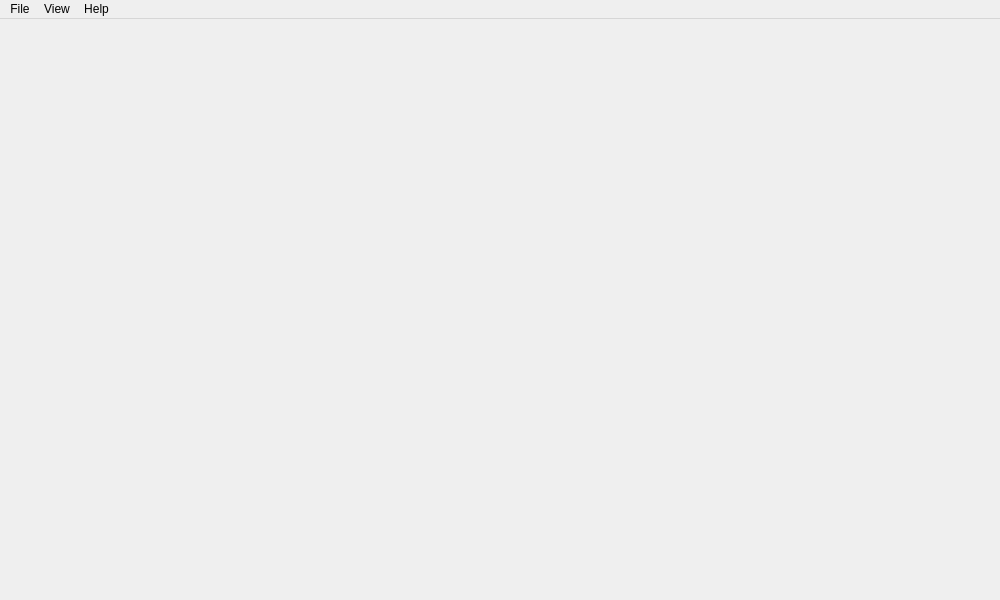
First picture: the form in zapzap/view/main_window.ui, repository rafatosta/zapzap, before the edit.
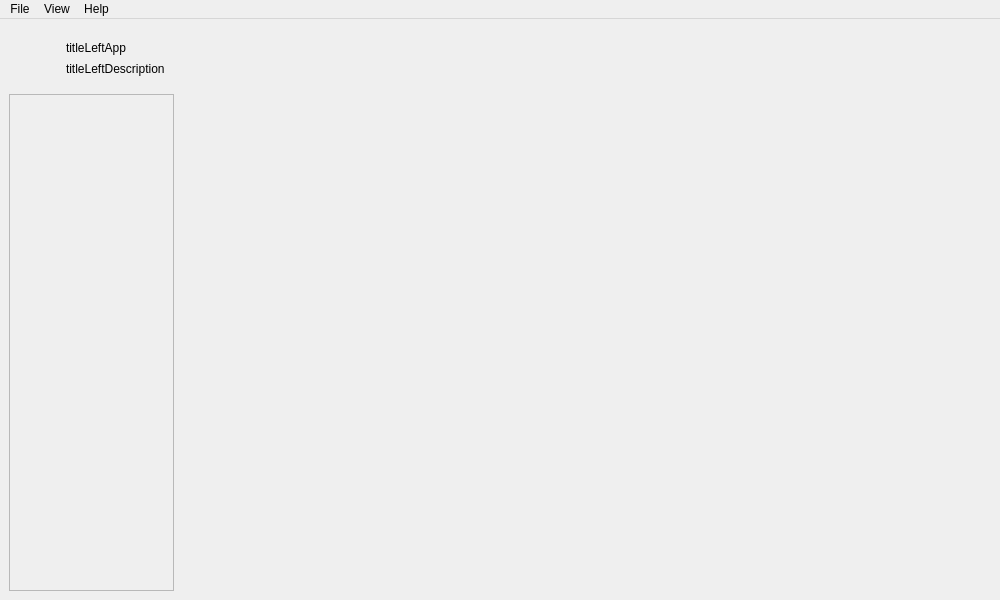
Second picture: the form after the edit. Icons and pictures are not drawn.

```diff
--- a/zapzap/view/main_window.ui
+++ b/zapzap/view/main_window.ui
@@ -20,7 +20,7 @@
    <string>Zapzap</string>
   </property>
   <widget class="QWidget" name="centralwidget">
-   <layout class="QHBoxLayout" name="horizontalLayout">
+   <layout class="QHBoxLayout" name="horizontalLayout_2">
     <property name="spacing">
      <number>0</number>
     </property>
@@ -36,6 +36,105 @@
     <property name="bottomMargin">
      <number>0</number>
     </property>
+    <item>
+     <widget class="QFrame" name="leftMenuBg">
+      <property name="frameShape">
+       <enum>QFrame::NoFrame</enum>
+      </property>
+      <property name="frameShadow">
+       <enum>QFrame::Raised</enum>
+      </property>
+      <layout class="QVBoxLayout" name="verticalLayout_4">
+       <item>
+        <widget class="QFrame" name="topLogoInfo">
+         <property name="frameShape">
+          <enum>QFrame::NoFrame</enum>
+         </property>
+         <property name="frameShadow">
+          <enum>QFrame::Raised</enum>
+         </property>
+         <layout class="QVBoxLayout" name="verticalLayout_3">
+          <item>
+           <layout class="QHBoxLayout" name="horizontalLayout">
+            <item>
+             <widget class="QLabel" name="topLogo">
+              <property name="minimumSize">
+               <size>
+                <width>42</width>
+                <height>42</height>
+               </size>
+              </property>
+              <property name="maximumSize">
+               <size>
+                <width>42</width>
+                <height>42</height>
+               </size>
+              </property>
+              <property name="text">
+               <string/>
+              </property>
+              <property name="pixmap">
+               <pixmap>../assets/icons/tray/tray.svg</pixmap>
+              </property>
+              <property name="scaledContents">
+               <bool>true</bool>
+              </property>
+             </widget>
+            </item>
+            <item>
+             <layout class="QVBoxLayout" name="verticalLayout_2">
+              <property name="spacing">
+               <number>0</number>
+              </property>
+              <item>
+               <widget class="QLabel" name="titleLeftApp">
+                <property name="text">
+                 <string>titleLeftApp</string>
+                </property>
+               </widget>
+              </item>
+              <item>
+               <widget class="QLabel" name="titleLeftDescription">
+                <property name="text">
+                 <string>titleLeftDescription</string>
+                </property>
+               </widget>
+              </item>
+             </layout>
+            </item>
+           </layout>
+          </item>
+         </layout>
+        </widget>
+       </item>
+       <item>
+        <widget class="QFrame" name="leftMenuFrame">
+         <property name="frameShape">
+          <enum>QFrame::StyledPanel</enum>
+         </property>
+         <property name="frameShadow">
+          <enum>QFrame::Raised</enum>
+         </property>
+         <layout class="QVBoxLayout" name="verticalLayout">
+          <item>
+           <spacer name="verticalSpacer">
+            <property name="orientation">
+             <enum>Qt::Vertical</enum>
+            </property>
+            <property name="sizeHint" stdset="0">
+             <size>
+              <width>20</width>
+              <height>470</height>
+             </size>
+            </property>
+           </spacer>
+          </item>
+         </layout>
+        </widget>
+       </item>
+      </layout>
+     </widget>
+    </item>
     <item>
      <widget class="QStackedWidget" name="stackedWidget"/>
     </item>
```
